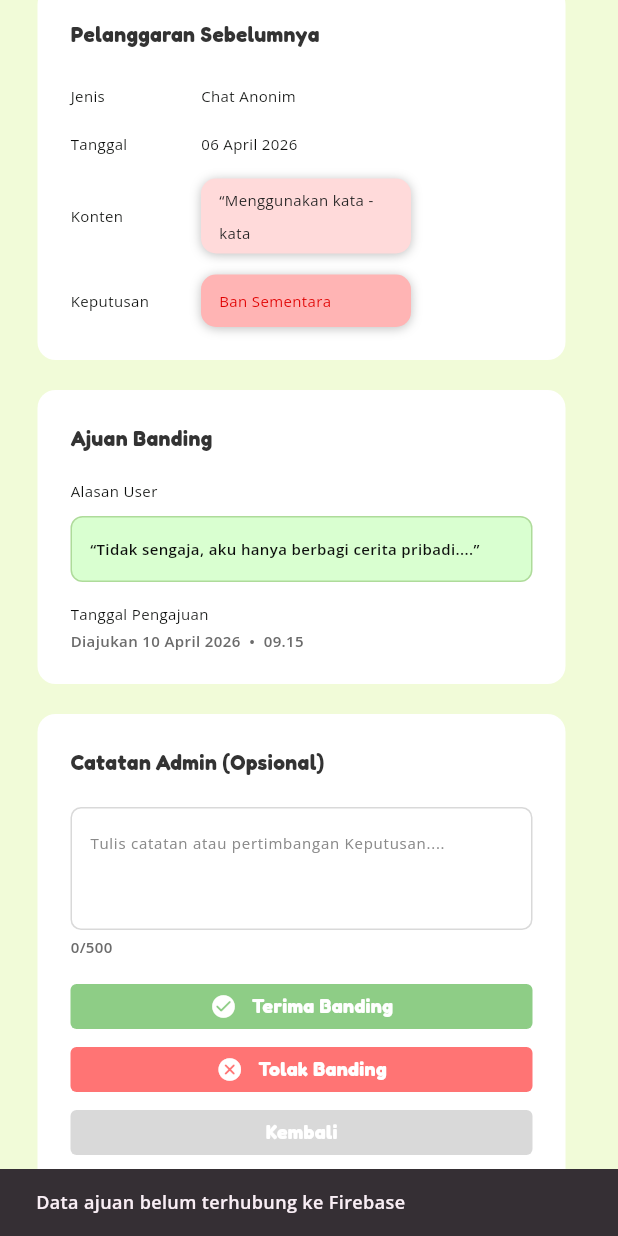
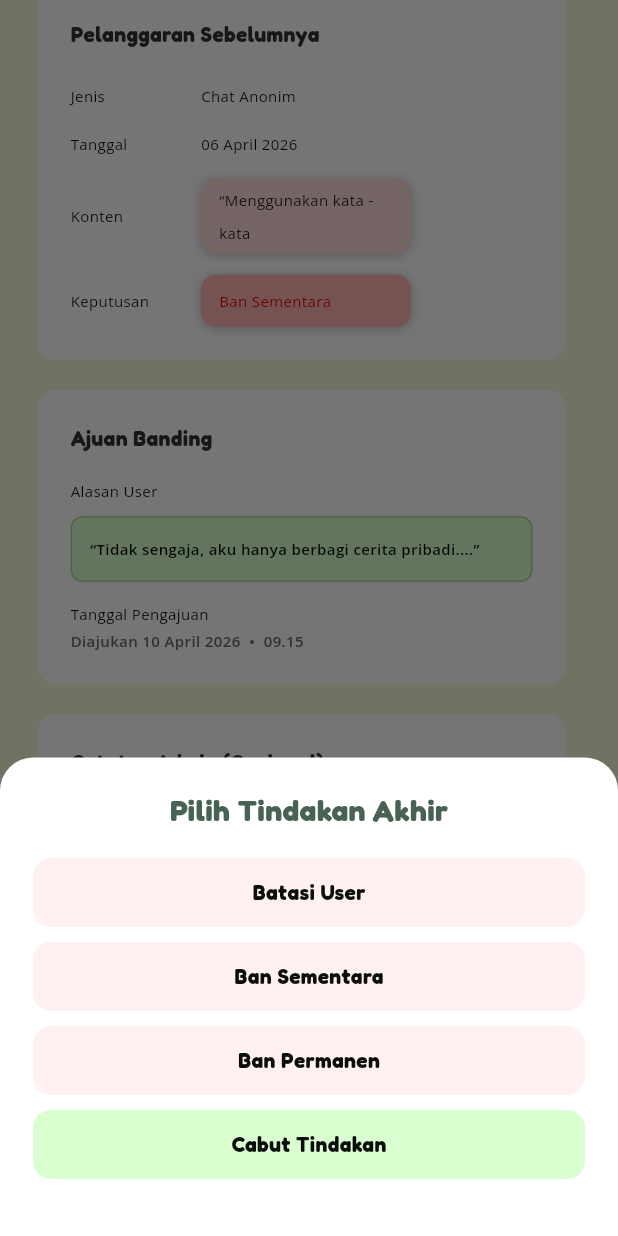
Before and after one commit to MariaSavira/Moodly-PBL-SMT-4, a Flutter app: the TinjauAjuanBandingUserAdminPage screen opened directly, scrolled down 313 dp, after a tap on "Terima Banding", on a phone screen of 412 x 824 dp. Run offline on Flutter 3.47's test engine with Material 3 defaults, Android fonts, the phone set to English and light mode, and no system bars; our stand-ins replace cloud_firestore, firebase_auth, firebase_core, flutter_svg, google_fonts, google_mobile_ads and 6 more; missing offline and left inert: flutter_facebook_auth, flutter_quill, gal, home_widget; accounts and stored records are empty.

Commit message:
Menyimpan progress admin laporan

```diff
--- a/moodly/lib/pages/admin/tinjau_ajuan_banding_user_admin_page.dart
+++ b/moodly/lib/pages/admin/tinjau_ajuan_banding_user_admin_page.dart
@@ -47,7 +47,10 @@ class _TinjauAjuanBandingUserAdminPageState
     });
   }
 
-  Future<void> _ubahStatus(AjuanBandingStatus status) async {
+Future<void> _ubahStatus(
+  AjuanBandingStatus status, {
+  String? tindakanDipilih,
+}) async {
   if (_ajuan.documentId.isEmpty) {
     _showMessage('Data ajuan belum terhubung ke Firebase');
     return;
@@ -57,10 +60,76 @@ class _TinjauAjuanBandingUserAdminPageState
     documentId: _ajuan.documentId,
     status: status,
     catatanAdmin: _catatanController.text.trim(),
+    tindakanDipilih: tindakanDipilih,
   );
 
   if (!mounted) return;
   Navigator.pop(context, true);
+}
+
+void _showPilihTindakanSheet() {
+  showModalBottomSheet(
+    context: context,
+    backgroundColor: Colors.white,
+    shape: const RoundedRectangleBorder(
+      borderRadius: BorderRadius.vertical(top: Radius.circular(22)),
+    ),
+    builder: (context) {
+      return Padding(
+        padding: const EdgeInsets.fromLTRB(22, 20, 22, 28),
+        child: Column(
+          mainAxisSize: MainAxisSize.min,
+          children: [
+            Text(
+              'Pilih Tindakan Akhir',
+              style: GoogleFonts.fredoka(
+                fontSize: 20,
+                fontWeight: FontWeight.w700,
+                color: const Color(0xFF486253),
+              ),
+            ),
+            const SizedBox(height: 18),
+            _tindakanOption('Batasi User'),
+            _tindakanOption('Ban Sementara'),
+            _tindakanOption('Ban Permanen'),
+            _tindakanOption('Cabut Tindakan'),
+          ],
+        ),
+      );
+    },
+  );
+}
+
+Widget _tindakanOption(String tindakan) {
+  return GestureDetector(
+    onTap: () {
+      Navigator.pop(context);
+      _ubahStatus(
+  AjuanBandingStatus.disetujui,
+  tindakanDipilih: tindakan,
+);
+    },
+    child: Container(
+      width: double.infinity,
+      margin: const EdgeInsets.only(bottom: 10),
+      padding: const EdgeInsets.symmetric(vertical: 13),
+      alignment: Alignment.center,
+      decoration: BoxDecoration(
+        color: tindakan == 'Cabut Tindakan'
+            ? const Color(0xFFD9FFD0)
+            : const Color(0xFFFFF1F1),
+        borderRadius: BorderRadius.circular(12),
+      ),
+      child: Text(
+        tindakan,
+        style: GoogleFonts.fredoka(
+          fontSize: 14,
+          fontWeight: FontWeight.w700,
+          color: const Color(0xFF0C0E0C),
+        ),
+      ),
+    ),
+  );
 }
 
   void _showMessage(String message) {
@@ -385,7 +454,7 @@ class _TinjauAjuanBandingUserAdminPageState
             label: 'Terima Banding',
             icon: Icons.check_circle_rounded,
             color: const Color(0xFF8ECD86),
-            onTap: () => _ubahStatus(AjuanBandingStatus.disetujui),
+            onTap: _showPilihTindakanSheet,
           ),
           const SizedBox(height: 12),
           _buildActionButton(
--- a/moodly/lib/services/admin/ajuan_banding_service.dart
+++ b/moodly/lib/services/admin/ajuan_banding_service.dart
@@ -6,9 +6,7 @@ class AjuanBandingService {
   final FirebaseFirestore _firestore = FirebaseFirestore.instance;
 
   Future<List<AjuanBandingModel>> getAjuanBanding() async {
-    final snapshot = await _firestore
-    .collection('ajuan_banding')
-    .get();
+    final snapshot = await _firestore.collection('ajuan_banding').get();
 
     return snapshot.docs
         .map((doc) => AjuanBandingModel.fromFirestore(doc))
@@ -19,10 +17,12 @@ class AjuanBandingService {
     required String documentId,
     required AjuanBandingStatus status,
     String? catatanAdmin,
+    String? tindakanDipilih,
   }) async {
     await _firestore.collection('ajuan_banding').doc(documentId).update({
       'status': status.value,
       if (catatanAdmin != null) 'catatanAdmin': catatanAdmin,
+      if (tindakanDipilih != null) 'tindakanDipilih': tindakanDipilih,
     });
   }
 }
--- a/moodly/lib/services/admin/laporan_user_service.dart
+++ b/moodly/lib/services/admin/laporan_user_service.dart
@@ -8,7 +8,6 @@ class LaporanUserService {
   Future<List<LaporanUserModel>> getLaporanUser() async {
     final snapshot = await _firestore
     .collection('reports')
-        .orderBy('createdAt', descending: true)
     .get();
 
     return snapshot.docs.map(_fromReport).toList();
@@ -44,6 +43,7 @@ class LaporanUserService {
       namaPelapor: _getName(reporterInfo),
       namaTerlapor: _getName(reportedUserInfo),
       avatarTerlapor: _getAvatar(reportedUserInfo),
+      reportedUid: data['reportedUid'] ?? '',
       kategoriLaporan: data['reportCategory'] ?? 'Kata-kata tidak pantas',
       tanggal: data['createdAt'] is Timestamp
           ? (data['createdAt'] as Timestamp).toDate()
@@ -51,6 +51,7 @@ class LaporanUserService {
       status: laporanStatusFromString(data['status'] ?? 'pending'),
       isiLaporan: _getIsiLaporan(reportedMessages),
       catatanAdmin: data['catatanAdmin'] ?? '',
+      diaryId: '',
       imageUrls: _getImageUrls(reportedMessages),
     );
   }
@@ -62,18 +63,24 @@ class LaporanUserService {
 
   return LaporanUserModel(
     documentId: doc.id,
-      id: data['diaryId'] ?? data['reportId'] ?? doc.id,
+    id: data['diary_id'] ?? data['reportId'] ?? doc.id,
     tipeKonten: 'Diary Online',
-      namaPelapor: data['reportedBy'] ?? '-',
-      namaTerlapor: data['reportedUser'] ?? '-',
-      avatarTerlapor: '',
-      kategoriLaporan: data['reportCategory'] ?? 'Tidak ada kategori',
-      tanggal: data['createdAt'] is Timestamp
-          ? (data['createdAt'] as Timestamp).toDate()
+    namaPelapor: data['reported_by'] ?? '-',
+    namaTerlapor: data['reported_user'] ?? '-',
+    avatarTerlapor: data['reported_profile'] ?? '',
+    reportedUid: data['reportedUid'] ?? '',
+    kategoriLaporan:
+        data['report_category'] ?? 'Tidak ada kategori',
+    tanggal: data['created_at'] is Timestamp
+        ? (data['created_at'] as Timestamp).toDate()
         : DateTime.now(),
-      status: laporanStatusFromString(data['status'] ?? 'pending'),
-      isiLaporan: data['diaryText'] ?? 'Diary tidak tersedia',
+    status: laporanStatusFromString(
+      data['status'] ?? 'pending',
+    ),
+    isiLaporan:
+        data['diary_text'] ?? 'Diary tidak tersedia',
     catatanAdmin: data['catatanAdmin'] ?? '',
+    diaryId: data['diary_id'] ?? '',
     imageUrls: const [],
   );
 }
```
Also changed, not shown: moodly/lib/models/admin/laporan_user_model.dart (+8 -0 lines), moodly/lib/pages/admin/tinjau_laporan_user_admin_page.dart (+42 -1 lines). Lines whose indentation alone changed are shown as unchanged.
